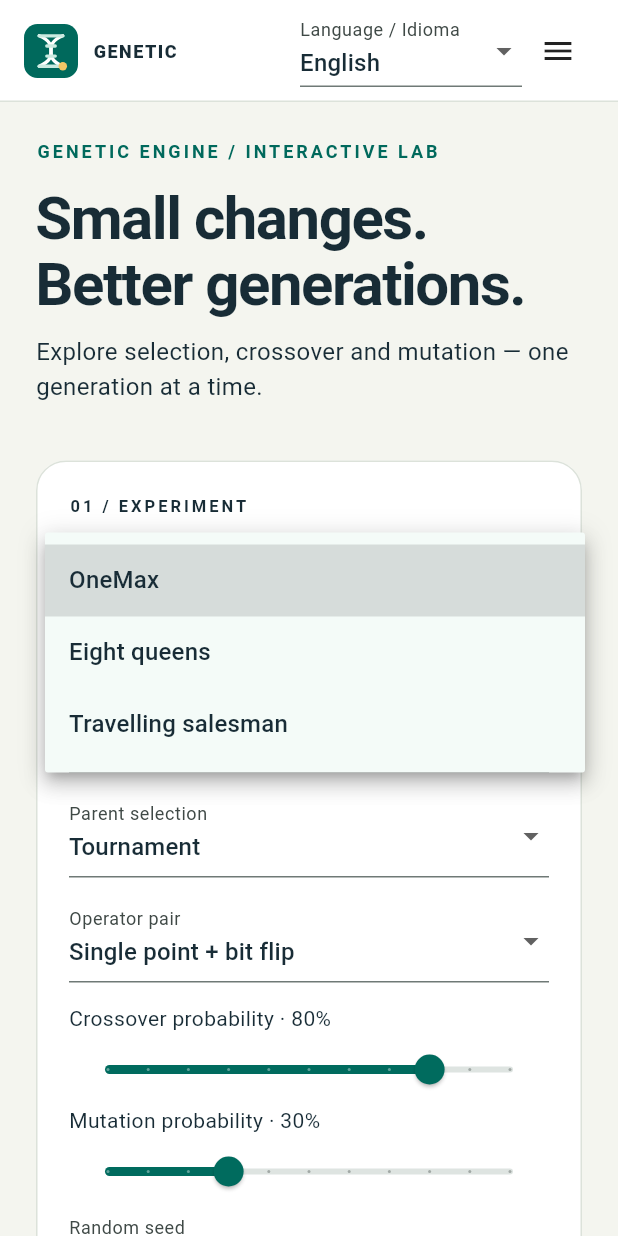
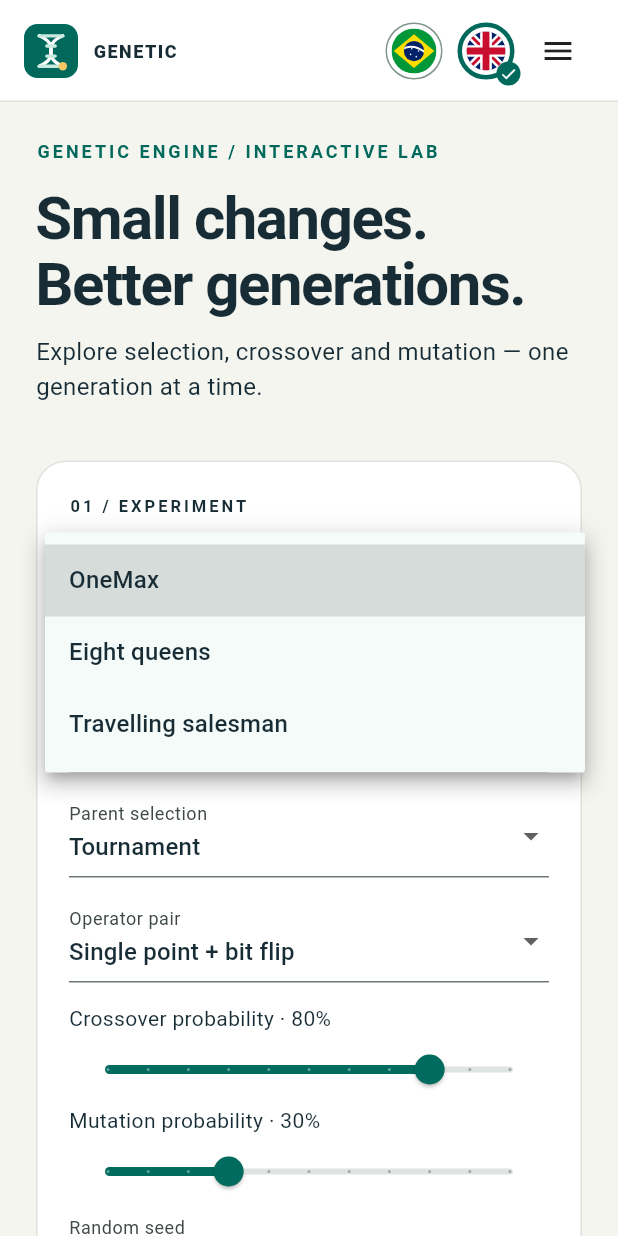
Before and after one commit to kleberandrade/genetic-engine, a Flutter app: the screen it shows after launch, after a tap on "OneMax", on a phone screen of 412 x 824 dp. Run offline on Flutter 3.47's test engine with Material 3 defaults, Android fonts, the phone set to English and light mode, and no system bars; our stand-ins replace material_ui; missing offline and left inert: dart:js_interop.

Commit message:
feat: use accessible circular flags for lab languages
Draw Brazil/UK flags locally with selected-state rings and checks, named tooltips and semantics, 48px targets and keyboard support. Preserve preference and experiment state. Verified with 19 UI tests, analyzer, release Web build and desktop/mobile inspection.

```diff
--- a/example/flutter_lab/lib/lab_navigation.dart
+++ b/example/flutter_lab/lib/lab_navigation.dart
@@ -1,6 +1,7 @@
 import 'package:material_ui/material_ui.dart';
 
 import 'branding.dart';
+import 'language_buttons.dart';
 import 'lab_copy.dart';
 import 'learning_content.dart';
 
@@ -22,30 +23,8 @@ class LabNavbar extends StatelessWidget {
   final ValueChanged<LabLanguage>? onLanguageChanged;
   String n(NavText text) => text.inLanguage(copy);
 
-  Widget language() => SizedBox(
-    width: 148,
-    child: DropdownButtonFormField<LabLanguage>(
-      key: ValueKey(copy.language),
-      initialValue: copy.language,
-      isExpanded: true,
-      decoration: InputDecoration(
-        labelText: copy.text(LabText.language),
-        isDense: true,
-      ),
-      items: LabLanguage.values
-          .map(
-            (value) => DropdownMenuItem(value: value, child: Text(value.label)),
-          )
-          .toList(),
-      onChanged: onLanguageChanged == null
-          ? null
-          : (value) {
-              if (value != null) {
-                onLanguageChanged!(value);
-              }
-            },
-    ),
-  );
+  Widget language() =>
+      LanguageButtons(language: copy.language, onChanged: onLanguageChanged);
 
   Widget navigationButton(LabSection value) => Semantics(
     selected: value == section,
--- /dev/null
+++ b/example/flutter_lab/lib/language_buttons.dart
@@ -0,0 +1,158 @@
+import 'package:material_ui/material_ui.dart';
+
+import 'lab_copy.dart';
+
+String languageButtonLabel(LabLanguage language) =>
+    language == LabLanguage.portuguese
+    ? 'Português (Brasil)'
+    : 'English (United Kingdom)';
+
+/// Locally drawn, recognizable flags with no external asset dependency.
+class LanguageButtons extends StatelessWidget {
+  const LanguageButtons({super.key, required this.language, this.onChanged});
+  final LabLanguage language;
+  final ValueChanged<LabLanguage>? onChanged;
+  @override
+  Widget build(BuildContext context) => Row(
+    mainAxisSize: MainAxisSize.min,
+    children: [
+      for (final value in [LabLanguage.portuguese, LabLanguage.english])
+        Semantics(
+          key: ValueKey('language-${value.code}'),
+          button: true,
+          selected: value == language,
+          enabled: onChanged != null,
+          label: languageButtonLabel(value),
+          child: Tooltip(
+            message: languageButtonLabel(value),
+            excludeFromSemantics: true,
+            child: InkWell(
+              borderRadius: BorderRadius.circular(24),
+              onTap: onChanged == null ? null : () => onChanged!(value),
+              child: SizedBox.square(
+                dimension: 48,
+                child: Stack(
+                  alignment: Alignment.center,
+                  children: [
+                    Container(
+                      width: 38,
+                      height: 38,
+                      padding: const EdgeInsets.all(3),
+                      decoration: BoxDecoration(
+                        shape: BoxShape.circle,
+                        border: Border.all(
+                          color: value == language
+                              ? const Color(0xFF00695C)
+                              : const Color(0xFF82958B),
+                          width: value == language ? 3 : 1,
+                        ),
+                      ),
+                      child: ExcludeSemantics(
+                        child: ClipOval(
+                          child: CustomPaint(painter: _FlagPainter(value)),
+                        ),
+                      ),
+                    ),
+                    if (value == language)
+                      Positioned(
+                        right: 1,
+                        bottom: 1,
+                        child: Container(
+                          width: 16,
+                          height: 16,
+                          decoration: const BoxDecoration(
+                            shape: BoxShape.circle,
+                            color: Color(0xFF00695C),
+                          ),
+                          child: const Icon(
+                            Icons.check,
+                            color: Colors.white,
+                            size: 12,
+                          ),
+                        ),
+                      ),
+                  ],
+                ),
+              ),
+            ),
+          ),
+        ),
+    ],
+  );
+}
+
+class _FlagPainter extends CustomPainter {
+  const _FlagPainter(this.language);
+  final LabLanguage language;
+  @override
+  void paint(Canvas canvas, Size size) {
+    canvas.save();
+    canvas.scale(size.width / 40, size.height / 40);
+    if (language == LabLanguage.portuguese) {
+      canvas.drawRect(
+        const Rect.fromLTWH(0, 0, 40, 40),
+        Paint()..color = const Color(0xFF009739),
+      );
+      canvas.drawPath(
+        Path()
+          ..moveTo(20, 5)
+          ..lineTo(38, 20)
+          ..lineTo(20, 35)
+          ..lineTo(2, 20)
+          ..close(),
+        Paint()..color = const Color(0xFFFEDD00),
+      );
+      canvas.drawCircle(
+        const Offset(20, 20),
+        9,
+        Paint()..color = const Color(0xFF012169),
+      );
+      canvas.save();
+      canvas.clipPath(Path()..addOval(const Rect.fromLTWH(11, 11, 18, 18)));
+      canvas.drawPath(
+        Path()
+          ..moveTo(10, 18)
+          ..quadraticBezierTo(20, 13, 31, 22),
+        Paint()
+          ..color = Colors.white
+          ..style = PaintingStyle.stroke
+          ..strokeWidth = 1.8,
+      );
+      for (final star in [
+        Offset(17, 23),
+        Offset(22, 25),
+        Offset(24, 20),
+        Offset(18, 18),
+      ]) {
+        canvas.drawCircle(star, .7, Paint()..color = Colors.white);
+      }
+      canvas.restore();
+    } else {
+      canvas.drawRect(
+        const Rect.fromLTWH(0, 0, 40, 40),
+        Paint()..color = const Color(0xFF012169),
+      );
+      void cross(double width, Color color, bool diagonal) {
+        final paint = Paint()
+          ..color = color
+          ..strokeWidth = width;
+        if (diagonal) {
+          canvas.drawLine(const Offset(0, 0), const Offset(40, 40), paint);
+          canvas.drawLine(const Offset(40, 0), const Offset(0, 40), paint);
+        } else {
+          canvas.drawLine(const Offset(20, 0), const Offset(20, 40), paint);
+          canvas.drawLine(const Offset(0, 20), const Offset(40, 20), paint);
+        }
+      }
+
+      cross(8, Colors.white, true);
+      cross(3, const Color(0xFFC8102E), true);
+      cross(12, Colors.white, false);
+      cross(7, const Color(0xFFC8102E), false);
+    }
+    canvas.restore();
+  }
+
+  @override
+  bool shouldRepaint(_FlagPainter old) => old.language != language;
+}
```
Also changed, not shown: 11 other files.
